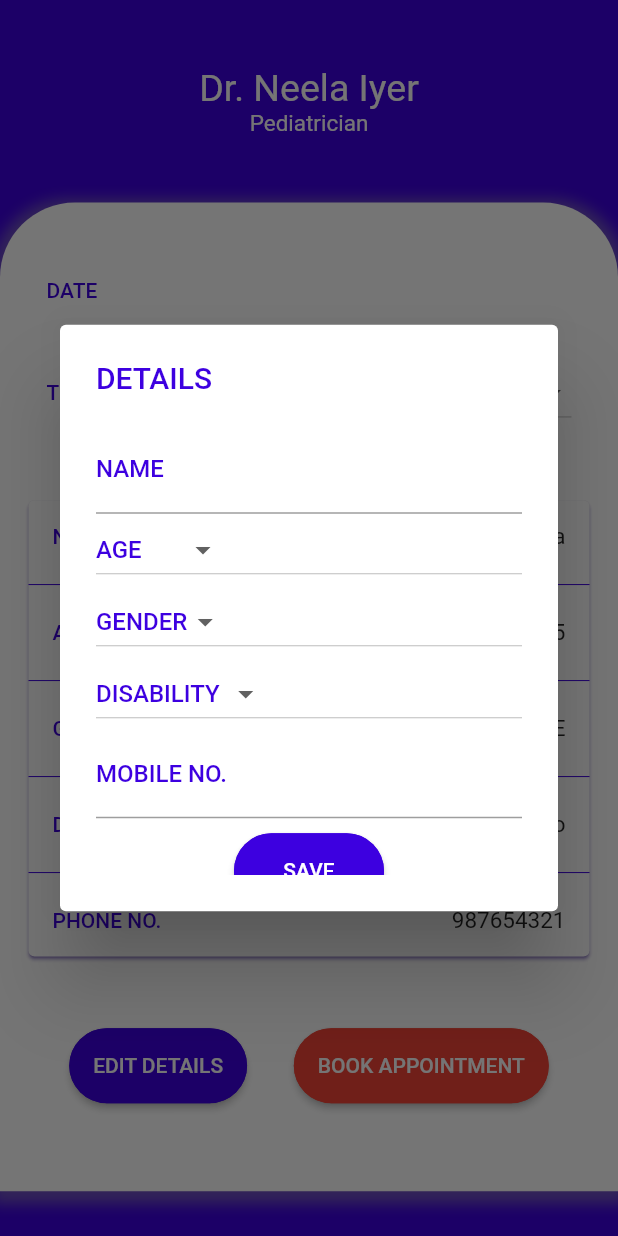
After one commit to DEEP-BLUE-PQT/pqt, a Flutter app: the MakeAppointment screen opened by its route, after a tap on "EDIT DETAILS", on a phone screen of 412 x 824 dp. The commit adds this screen. Run offline on Flutter 3.47's test engine with Material 2 defaults, Android fonts, the phone set to English and light mode, and no system bars; our stand-ins replace animated_splash_screen, email_validator, flutter_secure_storage, page_transition, rflutter_alert, shared_preferences; missing offline and left inert: expansion_card, ff_navigation_bar; accounts and stored records are empty; network calls fail.

Commit message:
doctors list to make appointment

```diff
--- /dev/null
+++ b/lib/BottomNavigation/makeappointment.dart
@@ -0,0 +1,389 @@
+import 'package:flutter/material.dart';
+
+
+
+class MakeAppointment extends StatefulWidget {
+  static String route = 'Makeappointment';
+  @override
+  _MakeAppointmentState createState() => _MakeAppointmentState();
+}
+
+class _MakeAppointmentState extends State<MakeAppointment> {
+  int _value = null;
+  int _gendervalue = null;
+
+  List<String> _age = [
+    '(0-4)',
+    '(15-25)',
+    '(25 - 40)',
+    '(40 - 60)',
+    '(5-14)',
+    '60+'
+  ];
+  List<String> _disability = ['No disability', 'disability']; // Option 2
+  String _selectedAge;
+  String _selectedDisability; // Option 2
+
+
+
+  @override
+  Widget build(BuildContext context) {
+
+    return Scaffold(
+      backgroundColor: Color(0xFF3D00E0),
+      body: Column(
+        children: [
+          Container(
+            color: Color(0xFF3D00E0),
+            height:135,
+            width: 380,
+            child: Center(
+              child: Column(
+                  mainAxisAlignment: MainAxisAlignment.center,
+                  children: [
+                    Text('Dr. Neela Iyer', style: TextStyle(color: Colors.white, fontSize: 25)),
+                    Text('Pediatrician', style: TextStyle(color: Colors.white, fontSize: 15)),
+                  ]
+              ),
+            ),
+          ),
+
+          Container(
+            padding: EdgeInsets.all(15.0),
+            child: Column(
+              crossAxisAlignment: CrossAxisAlignment.start,
+              mainAxisAlignment: MainAxisAlignment.spaceEvenly,
+
+              children: [
+
+                Center(
+                    heightFactor: 0.01,
+                    child: Container(
+                      child: ListTile(
+                        dense: true ,
+                        leading: Text('DATE', style: TextStyle(fontWeight: FontWeight.w500, color: Color(0xFF3D00E0))),
+                      ),
+                    )
+                ),
+
+                Center(
+
+                    child: Container(
+                      child: ListTile(
+                        dense: true ,
+                        leading: Text('TIME',
+                            style: TextStyle(fontWeight: FontWeight.w500, color: Color(0xFF3D00E0))),
+                        trailing: DropdownButton(
+                            value: _value,
+                            hint: Align(alignment: Alignment.centerRight,
+                              child: Text("Select Slot", style: TextStyle(color: Colors.grey),),),
+                            items: [
+                              DropdownMenuItem(
+                                child: Text("First Item"),
+                                value: 1,),
+                              DropdownMenuItem(
+                                child: Text("Second Item"),
+                                value: 2,),
+                              DropdownMenuItem(
+                                  child: Text("Third Item"),
+                                  value: 3),
+                            ],
+                            onChanged: (value) {
+                              setState(() {
+                                _value = value;
+                              });
+                            }
+                        ),
+                      ),
+                    )
+                ),
+
+
+                Center(
+                  child: Card(
+                      shadowColor: Color(0xFF3D00E0),
+                      child: Column(
+                        children: [
+                          ListTile(
+                            dense: true ,
+                            leading: Text('NAME', style: TextStyle(fontWeight: FontWeight.w500, color: Color(0xFF3D00E0)),),
+                            trailing: Text('Rohan Gupta',style: TextStyle(fontSize: 15),),
+                          ),
+
+                          Divider(color: Color(0xFF3D00E0),),
+
+                          ListTile(
+                            dense: true ,
+                            leading: Text('AGE',
+                                style: TextStyle(fontWeight: FontWeight.w500, color: Color(0xFF3D00E0))),
+                            trailing: Text('15',style: TextStyle(fontSize: 15),),
+                          ),
+
+                          Divider(color: Color(0xFF3D00E0)),
+
+                          ListTile(
+                            dense: true ,
+                            leading: Text('GENDER',
+                                style: TextStyle(fontWeight: FontWeight.w500, color: Color(0xFF3D00E0))),
+                            trailing: Text('MALE',style: TextStyle(fontSize: 15),),
+                          ),
+
+                          Divider(color: Color(0xFF3D00E0)),
+
+                          ListTile(
+                            dense: true ,
+                            leading: Text('DISABILITY',
+                                style: TextStyle(fontWeight: FontWeight.w500, color: Color(0xFF3D00E0))),
+                            trailing: Text('No',style: TextStyle(fontSize: 15),),
+                          ),
+
+                          Divider(color: Color(0xFF3D00E0),),
+
+                          ListTile(
+                            dense: true ,
+                            leading: Text('PHONE NO.',
+                                style: TextStyle(fontWeight: FontWeight.w500, color: Color(0xFF3D00E0))),
+                            trailing: Text('987654321',style: TextStyle(fontSize: 15),),
+                          ),
+
+                        ],
+                      )
+                  ),
+                ),
+
+
+
+                Center(
+                  child: Container(
+                      child: Row(
+                          mainAxisAlignment: MainAxisAlignment.spaceEvenly,
+                          children: [
+                            ButtonTheme(
+                              minWidth: 100.0,
+                              height: 50.0,
+                              child: RaisedButton(
+                                  color: Color(0xFF3D00E0),
+                                  child: Text('EDIT DETAILS', style: TextStyle(color: Colors.white),),
+                                  onPressed: () {
+                                    showDialog(
+                                        context: context,
+                                        builder: (_) {
+                                          return MyDialog();
+                                        });
+                                  }//on pressed
+                              ),
+
+
+                              shape: RoundedRectangleBorder(
+                                  borderRadius: BorderRadius.circular(30.0),
+                                  side: BorderSide(
+                                    color: Color(0xFF3D00E0),
+                                    width: 5.0,
+                                  )),
+                            ),
+
+
+                            ButtonTheme(
+                              minWidth: 100.0,
+                              height: 50.0,
+                              child: RaisedButton(
+                                color: Colors.red,
+                                child: Text('BOOK APPOINTMENT', style: TextStyle(color: Colors.white),),
+                                onPressed: () {},
+                                shape: RoundedRectangleBorder(
+                                    borderRadius: BorderRadius.circular(30.0),
+                                    side: BorderSide(
+                                      color: Colors.red,
+                                      width: 5.0,
+                                    )),
+                              ),
+                            ),
+                          ]
+                      )
+                  ),
+                ),
+              ],
+            ),
+            decoration: BoxDecoration(
+              boxShadow: [
+                BoxShadow(
+                  color: Colors.grey.withOpacity(0.5),
+                  spreadRadius: 5,
+                  blurRadius: 7,
+                  offset: Offset(0, 3), // changes position of shadow
+                ),
+              ],
+              color: Colors.white,
+              borderRadius: BorderRadius.only(
+                  topLeft: Radius.circular(50),
+                  topRight: Radius.circular(50)),
+            ),
+            height: MediaQuery.of(context).size.height * 0.8,
+          ),
+
+        ],
+      ),
+    );
+  }
+}
+
+
+class MyDialog extends StatefulWidget {
+  @override
+  _MyDialogState createState() => new _MyDialogState();
+}
+
+class _MyDialogState extends State<MyDialog> {
+
+  int _gendervalue = null;
+
+  List<String> _age = [
+    '(0-4)',
+    '(15-25)',
+    '(25 - 40)',
+    '(40 - 60)',
+    '(5-14)',
+    '60+'
+  ];
+  List<String> _disability = ['No disability', 'disability']; // Option 2
+  String _selectedAge;
+  String _selectedDisability; // Option 2
+
+  @override
+  Widget build(BuildContext context) {
+    return AlertDialog(
+        title: Text('DETAILS',
+          style: TextStyle(
+              fontWeight: FontWeight
+                  .w500,
+              color: Color(0xFF3D00E0)),
+        ),
+        content: setupAlertDialoadContainer()
+
+    );
+  }
+
+  Widget setupAlertDialoadContainer() {
+    return Container(
+        height: 300.0, // Change as per your requirement
+        width: 300.0, // Change as per your requirement
+        child: ListView(
+            children: [
+
+              TextFormField(
+                validator: (value) {
+                  if (value.isEmpty) {
+                    return 'Please enter some text';
+                  }
+                  return null;
+                },
+                decoration: InputDecoration(labelText: 'NAME',
+                    labelStyle: TextStyle(
+                        fontWeight: FontWeight.w500, color: Color(0xFF3D00E0))
+                ),
+              ),
+
+              DropdownButton(
+                hint: Text('AGE', style: TextStyle(fontWeight: FontWeight.w500,
+                    color: Color(0xFF3D00E0))), // Not necessary for Option 1
+                value: _selectedAge,
+                onChanged: (newValue) {
+                  setState(() {
+                    _selectedAge = newValue;
+                  });
+                },
+                items: _age.map((location) {
+                  return DropdownMenuItem(
+                    child: new Text(location),
+                    value: location,
+                  );
+                }).toList(),
+              ),
+
+              DropdownButton(
+                  value: _gendervalue,
+                  hint: Align(alignment: Alignment.centerRight,
+                      child: Text(
+                        "GENDER", style: TextStyle(fontWeight: FontWeight.w500,
+                          color: Color(0xFF3D00E0))
+                        ,)
+                  ),
+                  items: [
+                    DropdownMenuItem(
+                      child: Text("MALE"), value: 1,),
+
+                    DropdownMenuItem(
+                      child: Text("FEMALE"), value: 2,),
+
+                    DropdownMenuItem(
+                        child: Text("OTHERS"), value: 3),
+                  ],
+                  onChanged: (value) {
+                    setState(() {
+                      _gendervalue = value;
+                    });
+                    print(_gendervalue);
+                  }
+              ),
+
+
+              DropdownButton(
+                hint: Text('DISABILITY', style: TextStyle(fontWeight: FontWeight
+                    .w500, color: Color(0xFF3D00E0))),
+                // Not necessary for Option 1
+                value: _selectedDisability,
+                onChanged: (newValue) {
+                  setState(() {
+                    _selectedDisability = newValue;
+                  });
+                },
+                items: _disability.map((location) {
+                  return DropdownMenuItem(
+                    child: new Text(location),
+                    value: location,
+                  );
+                }).toList(),
+              ),
+
+              TextFormField(
+                keyboardType: TextInputType.number,
+                validator: (value) {
+                  if (value.isEmpty) {
+                    return 'Please enter some text';
+                  }
+                  return null;
+                },
+                decoration: InputDecoration(
+                    labelText: 'MOBILE NO.',
+                    labelStyle: TextStyle(fontWeight: FontWeight.w500,
+                        color: Color(0xFF3D00E0))
+                ),
+              ),
+
+              SizedBox(height: 10,),
+
+              Row(
+                mainAxisAlignment: MainAxisAlignment.spaceEvenly,
+                children: [
+                  ButtonTheme(
+                    minWidth: 100.0,
+                    height: 50.0,
+                    child: RaisedButton(
+                      color: Color(0xFF3D00E0),
+                      child: Text(
+                        'SAVE', style: TextStyle(color: Colors.white),),
+                      onPressed: () {},
+                      shape: RoundedRectangleBorder(
+                          borderRadius: BorderRadius.circular(30.0),
+                          side: BorderSide(
+                            color: Color(0xFF3D00E0),
+                            width: 5.0,
+                          )),
+                    ),
+                  ),
+                ],
+              ),
+            ])
+    );
+  }
+}
--- a/lib/BottomNavigation/navigation.dart
+++ b/lib/BottomNavigation/navigation.dart
@@ -1,5 +1,6 @@
 import 'package:ff_navigation_bar/ff_navigation_bar.dart';
 import 'package:flutter/material.dart';
+import 'package:flutter_app_pqt_splash/BottomNavigation/makeappointment.dart';
 import 'package:flutter_app_pqt_splash/BottomNavigation/myappointment.dart';
 import 'package:flutter_app_pqt_splash/BottomNavigation/post.dart';
 
@@ -86,6 +87,7 @@ class _BnavigationState extends State<Bnavigation> {
                     onTap: () {
                       setState(() {
                         docId = doctorList[index]['docid'].toString();
+                        Navigator.pushNamed(context, MakeAppointment.route);
                         //TODO AAKANSHA KA PAGE
                         //  Navigator.push(
                         //    context,
--- a/lib/main.dart
+++ b/lib/main.dart
@@ -10,6 +10,7 @@ import 'package:flutter_app_pqt_splash/userDetails/details.dart';
 import 'package:flutter_app_pqt_splash/userDetails/details2.dart';
 import 'BottomNavigation/navigation.dart';
 import 'BottomNavigation/post.dart';
+import 'BottomNavigation/makeappointment.dart';
 
 void main() {
   runApp(MaterialApp(
@@ -24,7 +25,8 @@ void main() {
       Post.route: (context) => Post(),
       Addoctors.route: (context) => Addoctors(),
       AddPost.route: (context) => AddPost(),
-      Addlabtest.route: (context) => Addlabtest()
+      Addlabtest.route: (context) => Addlabtest(),
+      MakeAppointment.route: (context) => MakeAppointment(),
     },
   ));
 }
```
Also changed, not shown: pubspec.lock.
